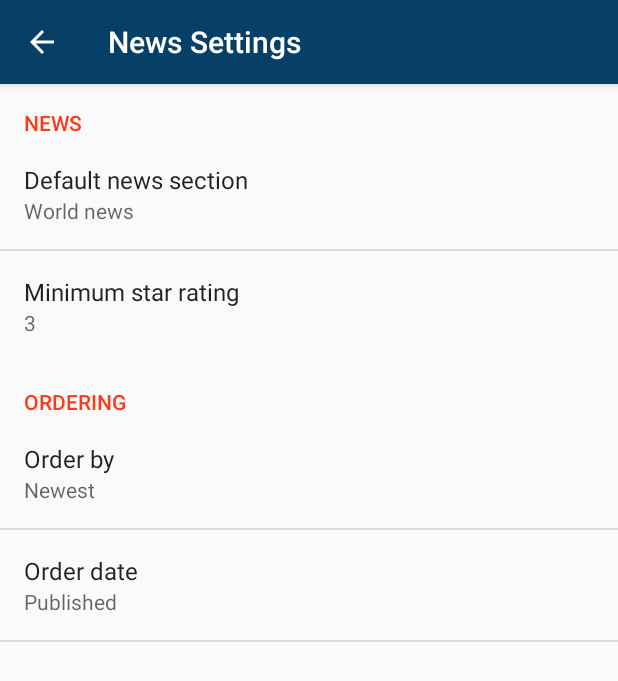
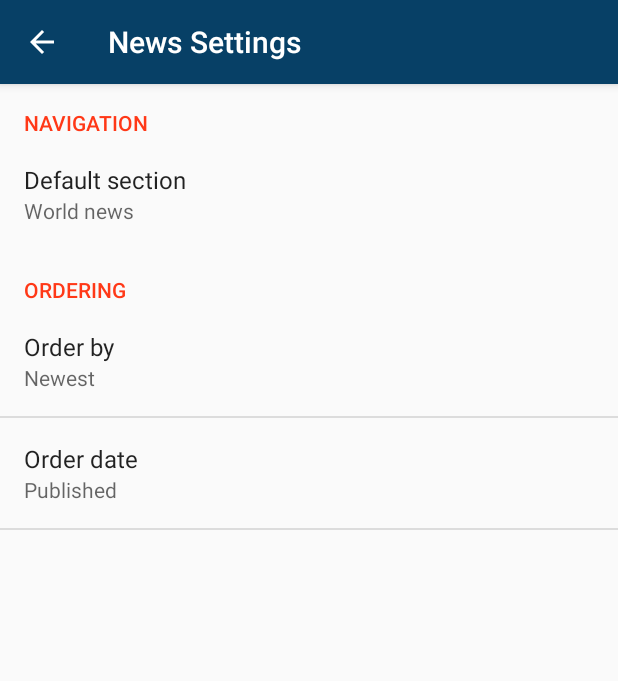
Before and after one commit to HossamHassan47/NewsFeed, an Android app: the screen it shows after launch (SettingsActivity), in the options menu, after a tap on "Settings", on a phone screen of 412 x 824 dp. Shown: the top 681 px of the screen. Run offline under Robolectric (Android 15) with nearby library versions, the phone set to English and light mode, and no system bars.

Commit message:
Setting Activity

```diff
--- a/app/src/main/java/com/wordpress/hossamhassan47/newsfeed/activities/MainActivity.java
+++ b/app/src/main/java/com/wordpress/hossamhassan47/newsfeed/activities/MainActivity.java
@@ -4,10 +4,13 @@ import android.app.LoaderManager;
 import android.content.Context;
 import android.content.Intent;
 import android.content.Loader;
+import android.content.SharedPreferences;
 import android.net.ConnectivityManager;
 import android.net.NetworkInfo;
 import android.net.Uri;
 import android.os.Bundle;
+import android.preference.PreferenceManager;
+import android.util.Log;
 import android.view.View;
 import android.support.design.widget.NavigationView;
 import android.support.v4.view.GravityCompat;
@@ -36,12 +39,10 @@ import java.util.List;
 public class MainActivity extends AppCompatActivity
         implements NavigationView.OnNavigationItemSelectedListener, LoaderManager.LoaderCallbacks<List<NewsItem>> {
 
-    // Request URL
-    private static final String NEWS_REQUEST_URL =
-            "https://content.guardianapis.com/search?format=json&section=%s&from-date=2018-06-01&show-fields=headline,thumbnail,trailText&show-tags=contributor&order-by=newest&api-key=edb248f4-7da1-4302-8920-1dfd410c2585";
-
     // Current Section Name
-    private String currentSection = "world";
+    private String newsSection;
+    private String orderBy;
+    private String orderDate;
 
     // Loader ID
     private static final int NEWS_LOADER_ID = 1;
@@ -73,9 +74,11 @@ public class MainActivity extends AppCompatActivity
         navigationView.setNavigationItemSelectedListener(this);
         navigationView.setItemIconTintList(null);
 
-        // Set first item selected by default
-        navigationView.getMenu().getItem(0).setChecked(true);
-        setTitle(R.string.section_world_news);
+        // Load Preferences
+        loadPreferenceValues();
+
+        // Selected default section
+        navigationView.getMenu().getItem(getDefaultSectionIndex()).setChecked(true);
 
         // Find a reference to the {@link ListView} in the layout
         ListView newsListView = (ListView) findViewById(R.id.list_view_news);
@@ -132,10 +135,73 @@ public class MainActivity extends AppCompatActivity
         }
     }
 
+    private void loadPreferenceValues(){
+        SharedPreferences sharedPrefs = PreferenceManager.getDefaultSharedPreferences(this);
+
+        newsSection = sharedPrefs.getString(
+                getString(R.string.key_default_section),
+                getString(R.string.default_value_section));
+
+        orderBy = sharedPrefs.getString(
+                getString(R.string.key_order_by),
+                getString(R.string.default_value_order_by));
+
+        orderDate = sharedPrefs.getString(
+                getString(R.string.key_order_date),
+                getString(R.string.default_value_order_date));
+    }
+
+    private int getDefaultSectionIndex(){
+        int index;
+        switch (newsSection){
+            case "world":
+                index = 0;
+                setTitle(R.string.section_world_news);
+            break;
+            case "politics":
+                index = 1;
+                setTitle(R.string.section_politics);
+                break;
+            case "commentisfree":
+                index = 2;
+                setTitle(R.string.section_opinions);
+                break;
+            case "lifeandstyle":
+                index = 3;
+                setTitle(R.string.section_life_and_style);
+                break;
+            case "football":
+                index = 4;
+                setTitle(R.string.section_football);
+                break;
+            case "tv-and-radio":
+                index = 5;
+                setTitle(R.string.section_tv_radio);
+            default:
+                index = 0;
+                setTitle(R.string.section_world_news);
+                break;
+        }
+
+        return index;
+    }
+
     @Override
     public Loader<List<NewsItem>> onCreateLoader(int id, Bundle args) {
-        // Set Current Section in the News Request URL
-        return new NewsLoader(this, String.format(NEWS_REQUEST_URL, currentSection));
+
+        // parse breaks apart the URI string that's passed into its parameter
+        Uri baseUri = Uri.parse(getString(R.string.url_base));
+
+        // buildUpon prepares the baseUri that we just parsed so we can add query parameters to it
+        Uri.Builder uriBuilder = baseUri.buildUpon();
+
+        // Append query parameter and its value. For example, the `format=geojson`
+        uriBuilder.appendQueryParameter(getString(R.string.url_filter_section), newsSection);
+        uriBuilder.appendQueryParameter(getString(R.string.url_filter_order_by), orderBy);
+        uriBuilder.appendQueryParameter(getString(R.string.url_filter_use_date), orderDate);
+
+        Log.v("URL", uriBuilder.toString());
+        return new NewsLoader(this, uriBuilder.toString());
     }
 
     @Override
@@ -203,27 +269,27 @@ public class MainActivity extends AppCompatActivity
 
         // Set Current section name & Title based on selected item
         if (id == R.id.nav_lifestyle) {
-            currentSection = getString(R.string.section_life_and_style_value);
+            newsSection = getString(R.string.section_life_and_style_value);
             setTitle(R.string.section_life_and_style);
 
         } else if (id == R.id.nav_football) {
-            currentSection = getString(R.string.section_football_value);
+            newsSection = getString(R.string.section_football_value);
             setTitle(R.string.section_football);
 
         } else if (id == R.id.nav_politics) {
-            currentSection = getString(R.string.section_politics_value);
+            newsSection = getString(R.string.section_politics_value);
             setTitle(R.string.section_politics);
 
         } else if (id == R.id.nav_opinions) {
-            currentSection = getString(R.string.section_opinions_value);
+            newsSection = getString(R.string.section_opinions_value);
             setTitle(R.string.section_opinions);
 
         } else if (id == R.id.nav_world_news) {
-            currentSection = getString(R.string.section_world_news_value);
+            newsSection = getString(R.string.section_world_news_value);
             setTitle(R.string.section_world_news);
 
         } else if (id == R.id.nav_tv_radio) {
-            currentSection = getString(R.string.section_tv_radio_value);
+            newsSection = getString(R.string.section_tv_radio_value);
             setTitle(R.string.section_tv_radio);
 
         }
--- a/app/src/main/java/com/wordpress/hossamhassan47/newsfeed/activities/SettingsActivity.java
+++ b/app/src/main/java/com/wordpress/hossamhassan47/newsfeed/activities/SettingsActivity.java
@@ -35,7 +35,6 @@ public class SettingsActivity extends AppCompatActivity {
             addPreferencesFromResource(R.xml.settings_main);
 
             bindPreferenceSummaryToValue(findPreference(getString(R.string.key_default_section)));
-            bindPreferenceSummaryToValue(findPreference(getString(R.string.key_star_rating)));
             bindPreferenceSummaryToValue(findPreference(getString(R.string.key_order_by)));
             bindPreferenceSummaryToValue(findPreference(getString(R.string.key_order_date)));
         }
--- a/app/src/main/res/values/arrays.xml
+++ b/app/src/main/res/values/arrays.xml
@@ -16,22 +16,6 @@
         <item>@string/section_life_and_style_value</item>
         <item>@string/section_football_value</item>
         <item>@string/section_tv_radio_value</item>
-    </string-array>
-
-    <!--Star Rating-->
-    <string-array name="star_rating">
-        <item>@string/star_rating_1</item>
-        <item>@string/star_rating_2</item>
-        <item>@string/star_rating_3</item>
-        <item>@string/star_rating_4</item>
-        <item>@string/star_rating_5</item>
-    </string-array>
-    <string-array name="star_rating_values">
-        <item>@string/star_rating_1</item>
-        <item>@string/star_rating_2</item>
-        <item>@string/star_rating_3</item>
-        <item>@string/star_rating_4</item>
-        <item>@string/star_rating_5</item>
     </string-array>
 
     <!--Order By-->
--- a/app/src/main/res/values/strings.xml
+++ b/app/src/main/res/values/strings.xml
@@ -32,13 +32,6 @@
     <string name="section_world_news_value" translatable="true">world</string>
     <string name="section_tv_radio_value" translatable="true">tv-and-radio</string>
 
-    <!--Star Rating-->
-    <string name="star_rating_1">1</string>
-    <string name="star_rating_2">2</string>
-    <string name="star_rating_3">3</string>
-    <string name="star_rating_4">4</string>
-    <string name="star_rating_5">5</string>
-
     <!--Order By-->
     <string name="order_by_newest">Newest</string>
     <string name="order_by_oldest">Oldest</string>
@@ -59,24 +52,29 @@
 
     <!--Preference Categories-->
     <string name="pref_category_ordering">ORDERING</string>
-    <string name="pref_category_news">NEWS</string>
+    <string name="pref_category_navigation">NAVIGATION</string>
 
     <!--Preference keys-->
     <string name="key_default_section">key_default_section</string>
-    <string name="key_star_rating">key_star_rating</string>
     <string name="key_order_date">key_order_date</string>
     <string name="key_order_by">key_order_by</string>
 
     <!--Preference titles-->
-    <string name="title_default_section">Default news section</string>
-    <string name="title_star_rating">Minimum star rating</string>
+    <string name="title_default_section">Default section</string>
     <string name="title_order_date">Order date</string>
     <string name="title_order_by">Order by</string>
 
     <!--Preference default values-->
-    <string name="section_default_value" translatable="true">world</string>
-    <string name="order_date_default_value" translatable="true">published</string>
-    <string name="order_by_default_value" translatable="true">newest</string>
-    <string name="star_rating_default_value">3</string>
+    <string name="default_value_section" translatable="false">world</string>
+    <string name="default_value_order_date" translatable="false">published</string>
+    <string name="default_value_order_by" translatable="false">newest</string>
+    <string name="default_value_star_rating" translatable="false">3</string>
+
+    <!--URL-->
+    <string name="url_base"><![CDATA[https://content.guardianapis.com/search?format=json&from-date=2018-06-01&show-fields=headline,thumbnail,trailText&show-tags=contributor&order-by=newest&api-key=edb248f4-7da1-4302-8920-1dfd410c2585]]></string>
+    <string name="url_filter_section">section</string>
+    <string name="url_filter_star_rating">star-rating</string>
+    <string name="url_filter_order_by">order-by</string>
+    <string name="url_filter_use_date">use-date</string>
 
 </resources>
--- a/app/src/main/res/xml/settings_main.xml
+++ b/app/src/main/res/xml/settings_main.xml
@@ -1,32 +1,26 @@
 <?xml version="1.0" encoding="utf-8"?>
 <PreferenceScreen xmlns:android="http://schemas.android.com/apk/res/android">
 
-    <PreferenceCategory android:title="@string/pref_category_news">
+    <PreferenceCategory android:title="@string/pref_category_navigation">
         <ListPreference
-            android:defaultValue="@string/section_default_value"
+            android:defaultValue="@string/default_value_section"
             android:entries="@array/default_section"
             android:entryValues="@array/default_section_values"
             android:key="@string/key_default_section"
             android:title="@string/title_default_section" />
 
-        <ListPreference
-            android:defaultValue="@string/star_rating_default_value"
-            android:entries="@array/star_rating"
-            android:entryValues="@array/star_rating_values"
-            android:key="@string/key_star_rating"
-            android:title="@string/title_star_rating" />
     </PreferenceCategory>
 
     <PreferenceCategory android:title="@string/pref_category_ordering">
         <ListPreference
-            android:defaultValue="@string/order_by_default_value"
+            android:defaultValue="@string/default_value_order_by"
             android:entries="@array/order_by"
             android:entryValues="@array/order_by_values"
             android:key="@string/key_order_by"
             android:title="@string/title_order_by" />
 
         <ListPreference
-            android:defaultValue="@string/order_date_default_value"
+            android:defaultValue="@string/default_value_order_date"
             android:entries="@array/order_date"
             android:entryValues="@array/order_date_values"
             android:key="@string/key_order_date"
```
